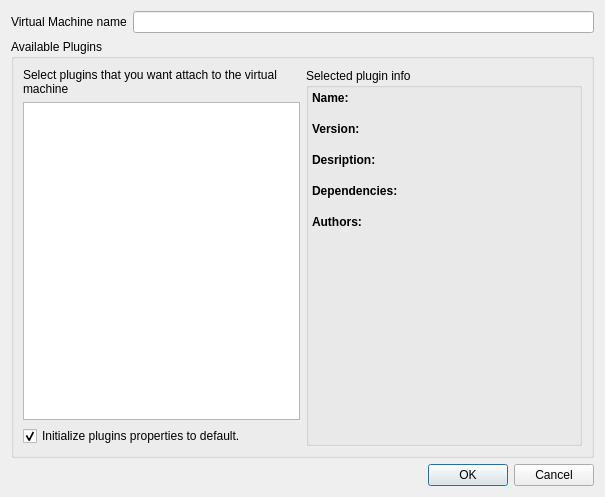
Above: ui/addVm.ui from slux83/visual-netkit before the change. Below: the same form after it.
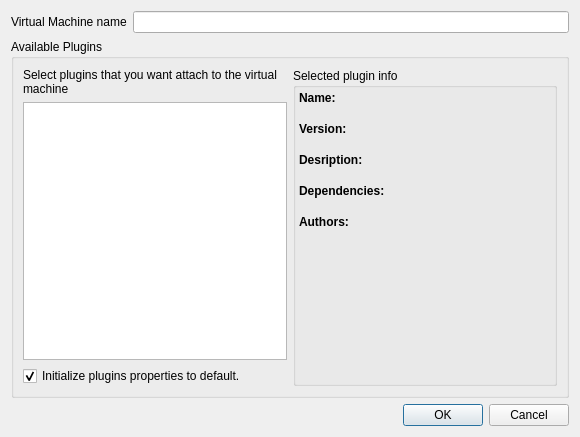
That is the form after the change.

The edit to the form file:
```diff
--- a/ui/addVm.ui
+++ b/ui/addVm.ui
@@ -5,14 +5,14 @@
    <rect>
     <x>0</x>
     <y>0</y>
-    <width>605</width>
-    <height>497</height>
+    <width>580</width>
+    <height>437</height>
    </rect>
   </property>
   <property name="minimumSize" >
    <size>
-    <width>580</width>
-    <height>490</height>
+    <width>400</width>
+    <height>400</height>
    </size>
   </property>
   <property name="windowTitle" >
@@ -308,7 +308,7 @@
    <item>
     <widget class="QDialogButtonBox" name="addVmButtonBox" >
      <property name="standardButtons" >
-      <set>QDialogButtonBox::Cancel|QDialogButtonBox::NoButton|QDialogButtonBox::Ok</set>
+      <set>QDialogButtonBox::Cancel|QDialogButtonBox::Ok</set>
      </property>
     </widget>
    </item>
```
Left out of the diff: 13 changed lines with no effect on the pictures.
